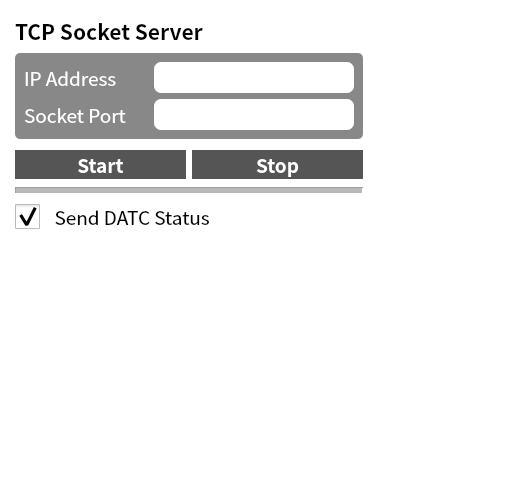
First picture: the form in datc_control/ui/tcp_form.ui, repository PlanA2G/datc_user_interface_ros2, before the edit.
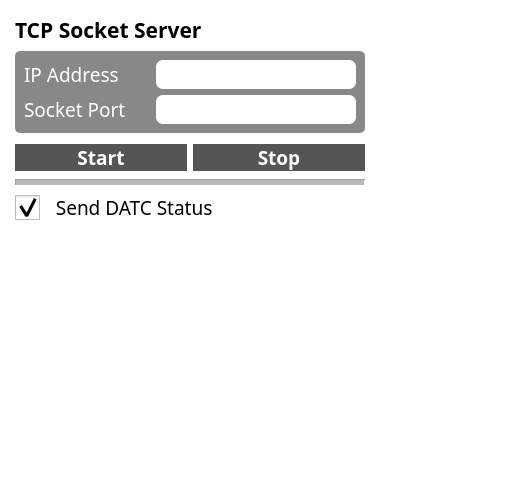
Second picture: the form after the edit.

What changed in the file:
```diff
--- a/datc_control/ui/tcp_form.ui
+++ b/datc_control/ui/tcp_form.ui
@@ -67,7 +67,7 @@
       <widget class="QLabel" name="label">
        <property name="font">
         <font>
-         <family>Noto Sans CJK HK</family>
+         <family>Noto Sans KR</family>
          <pointsize>16</pointsize>
          <weight>75</weight>
          <bold>true</bold>
@@ -80,6 +80,13 @@
      </item>
      <item>
       <widget class="QFrame" name="frame">
+       <property name="font">
+        <font>
+         <family>Noto Sans KR</family>
+         <weight>50</weight>
+         <bold>false</bold>
+        </font>
+       </property>
        <property name="frameShape">
         <enum>QFrame::StyledPanel</enum>
        </property>
@@ -209,8 +216,10 @@
           </property>
           <property name="font">
            <font>
-            <family>Noto Sans CJK HK</family>
+            <family>Noto Sans KR</family>
             <pointsize>14</pointsize>
+            <weight>50</weight>
+            <bold>false</bold>
            </font>
           </property>
           <property name="text">
@@ -231,8 +240,10 @@
           </property>
           <property name="font">
            <font>
-            <family>Noto Sans CJK HK</family>
+            <family>Noto Sans KR</family>
             <pointsize>14</pointsize>
+            <weight>50</weight>
+            <bold>false</bold>
            </font>
           </property>
           <property name="alignment">
@@ -362,8 +373,10 @@
           </property>
           <property name="font">
            <font>
-            <family>Noto Sans CJK HK</family>
+            <family>Noto Sans KR</family>
             <pointsize>14</pointsize>
+            <weight>50</weight>
+            <bold>false</bold>
            </font>
           </property>
           <property name="text">
@@ -381,8 +394,10 @@
           </property>
           <property name="font">
            <font>
-            <family>Noto Sans CJK HK</family>
+            <family>Noto Sans KR</family>
             <pointsize>14</pointsize>
+            <weight>50</weight>
+            <bold>false</bold>
            </font>
           </property>
           <property name="maxLength">
@@ -398,6 +413,13 @@
      </item>
      <item>
       <spacer name="verticalSpacer_2">
+       <property name="font">
+        <font>
+         <family>Noto Sans KR</family>
+         <weight>50</weight>
+         <bold>false</bold>
+        </font>
+       </property>
        <property name="orientation">
         <enum>Qt::Vertical</enum>
        </property>
@@ -418,7 +440,7 @@
         <widget class="QPushButton" name="pushButton_tcp_start">
          <property name="font">
           <font>
-           <family>Noto Sans CJK HK</family>
+           <family>Noto Sans KR</family>
            <pointsize>14</pointsize>
            <weight>75</weight>
            <bold>true</bold>
@@ -433,7 +455,7 @@
         <widget class="QPushButton" name="pushButton_tcp_stop">
          <property name="font">
           <font>
-           <family>Noto Sans CJK HK</family>
+           <family>Noto Sans KR</family>
            <pointsize>14</pointsize>
            <weight>75</weight>
            <bold>true</bold>
@@ -454,6 +476,13 @@
          <height>10</height>
         </size>
        </property>
+       <property name="font">
+        <font>
+         <family>Noto Sans KR</family>
+         <weight>50</weight>
+         <bold>false</bold>
+        </font>
+       </property>
        <property name="lineWidth">
         <number>1</number>
        </property>
@@ -469,8 +498,10 @@
       <widget class="QCheckBox" name="checkBox_tcp_send_status">
        <property name="font">
         <font>
-         <family>Noto Sans CJK HK</family>
+         <family>Noto Sans KR</family>
          <pointsize>14</pointsize>
+         <weight>50</weight>
+         <bold>false</bold>
         </font>
        </property>
        <property name="text">
```
Left out of the diff: 2 changed lines with no effect on the pictures.
